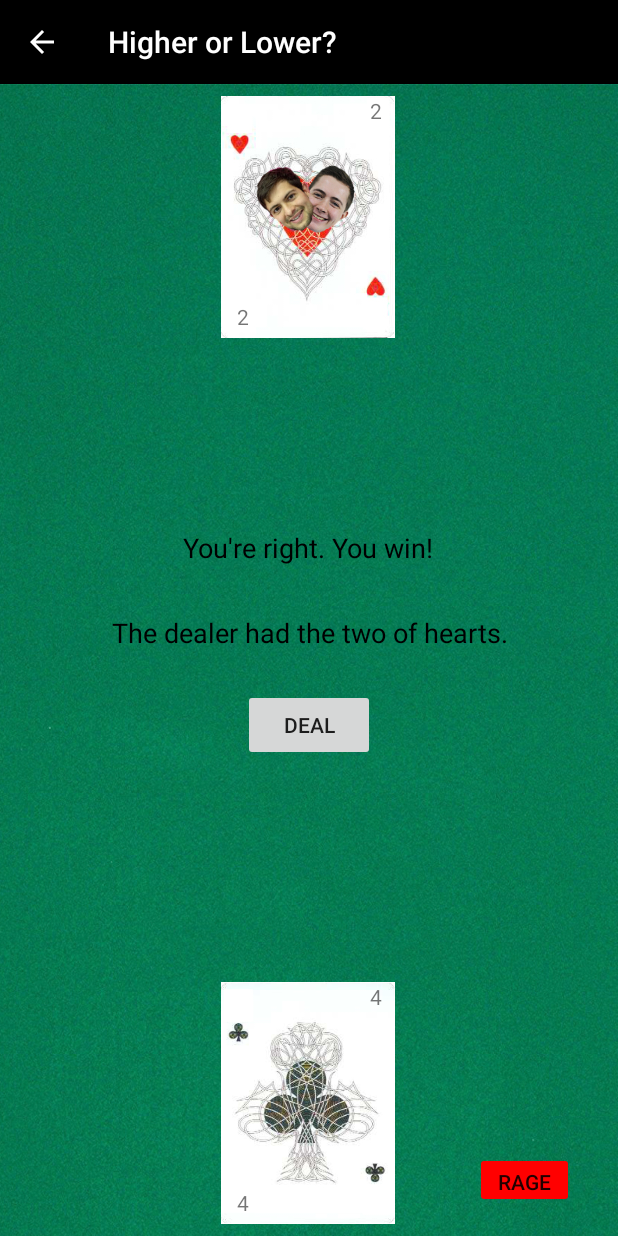
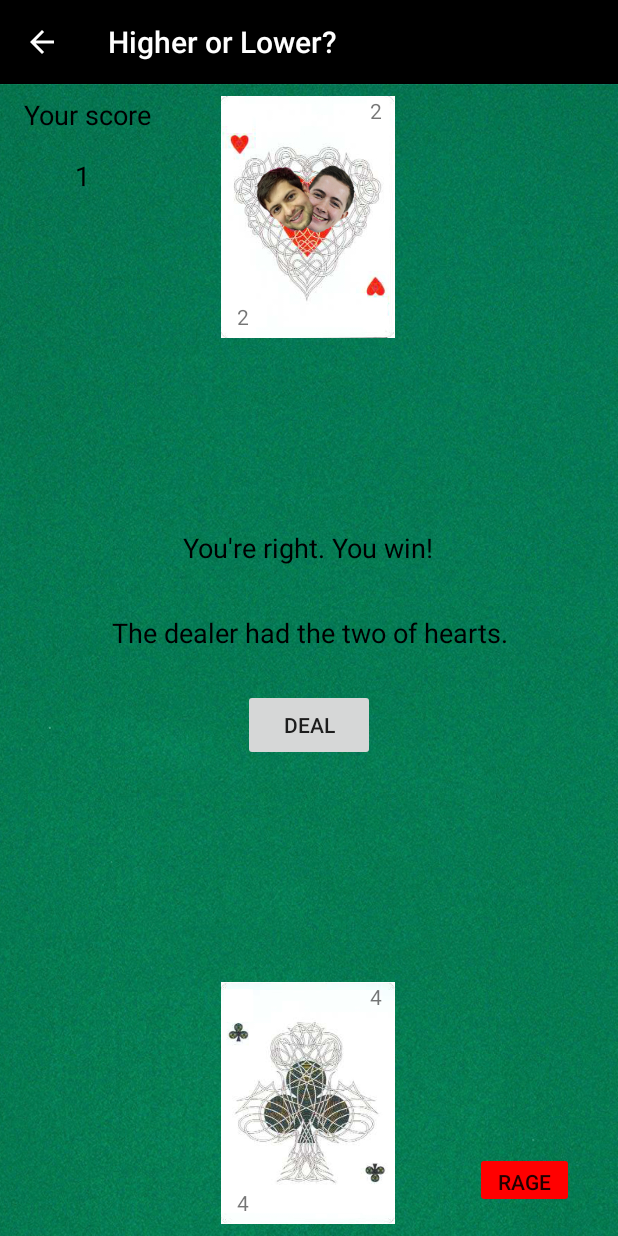
Before and after one commit to simonanger/cardGamesAndroidProject, an Android app: the AdvancedHighLowActivity screen opened directly, with no data from a screen before it, after a tap on "HIGHER", on a phone screen of 412 x 824 dp. Run offline under Robolectric (Android 15) with nearby library versions, the phone set to English and light mode, and no system bars; 2 other taps on this screen came first.

Commit message:
implemented score in highlow

```diff
--- a/CardGames/app/src/main/java/com/example/simonanger/cardgames/AdvancedHighLow.java
+++ b/CardGames/app/src/main/java/com/example/simonanger/cardgames/AdvancedHighLow.java
@@ -14,6 +14,8 @@ public class AdvancedHighLow implements Game {
     boolean isHigher;
     boolean playersChoice;
 
+    int playersPoints;
+
         public AdvancedHighLow(Deck deck, PlayingDealer dealer, Player player) {
             this.deck = deck;
             this.dealer = dealer;
@@ -22,6 +24,7 @@ public class AdvancedHighLow implements Game {
             dealerScore = 0;
             this.isHigher = false;
             this.playersChoice = false;
+            playersPoints = 0;
 
         }
 
@@ -77,17 +80,21 @@ public class AdvancedHighLow implements Game {
             }
 
             if (playersChoice == true && isHigher == true) {
+                playersPoints += 1;
                 return 1;
             }
 
             if (playersChoice == false && isHigher == false) {
+                playersPoints += 1;
                 return 1;
             }
 
             if (playersChoice == false && isHigher == true) {
+//                playersPoints -= 1;
                 return 2;
             }
             else {
+//                playersPoints -= 1;
                 return 2;
             }
 
--- a/CardGames/app/src/main/java/com/example/simonanger/cardgames/AdvancedHighLowActivity.java
+++ b/CardGames/app/src/main/java/com/example/simonanger/cardgames/AdvancedHighLowActivity.java
@@ -30,6 +30,7 @@ public class AdvancedHighLowActivity extends AppCompatActivity {
     TextView playerCardTextDown;
     TextView dealerCardTextUp;
     TextView dealerCardTextDown;
+    TextView highLowScoreCount;
 
     ImageView playersCardImage;
     ImageView dealersCardImage;
@@ -103,6 +104,8 @@ public class AdvancedHighLowActivity extends AppCompatActivity {
         dealerCardTextDown = (TextView) findViewById(R.id.dealerCardTextDown);
 
         rageButton = (Button) findViewById(R.id.rageButton);
+
+        highLowScoreCount = (TextView) findViewById(R.id.highLowScoreCount);
 
     }
 
@@ -221,6 +224,8 @@ public class AdvancedHighLowActivity extends AppCompatActivity {
         higherButton.setVisibility(View.GONE);
         lowerButton.setVisibility(View.GONE);
 
+        highLowScoreCount.setText(String.valueOf(game.playersPoints));
+
         player.emptyHand();
         dealer.emptyHand();
     }
--- a/CardGames/app/src/main/res/layout/activity_advanced_high_low.xml
+++ b/CardGames/app/src/main/res/layout/activity_advanced_high_low.xml
@@ -206,5 +206,42 @@
         app:layout_constraintTop_toTopOf="parent"
         app:layout_constraintVertical_bias="0.985" />
 
+    <TextView
+        android:id="@+id/textView"
+        android:layout_width="wrap_content"
+        android:layout_height="wrap_content"
+        android:layout_marginBottom="8dp"
+        android:layout_marginLeft="8dp"
+        android:layout_marginRight="8dp"
+        android:layout_marginTop="8dp"
+        android:text="@string/highLowScore"
+        android:textAlignment="center"
+        android:textColor="#000000"
+        android:textSize="18sp"
+        app:layout_constraintBottom_toBottomOf="parent"
+        app:layout_constraintHorizontal_bias="0.025"
+        app:layout_constraintLeft_toLeftOf="parent"
+        app:layout_constraintRight_toRightOf="parent"
+        app:layout_constraintTop_toTopOf="parent"
+        app:layout_constraintVertical_bias="0.0" />
+
+    <TextView
+        android:id="@+id/highLowScoreCount"
+        android:layout_width="wrap_content"
+        android:layout_height="wrap_content"
+        android:layout_marginBottom="8dp"
+        android:layout_marginLeft="8dp"
+        android:layout_marginRight="8dp"
+        android:layout_marginTop="8dp"
+        android:textAlignment="center"
+        android:textColor="#000000"
+        android:textSize="18sp"
+        app:layout_constraintBottom_toBottomOf="parent"
+        app:layout_constraintHorizontal_bias="0.108"
+        app:layout_constraintLeft_toLeftOf="parent"
+        app:layout_constraintRight_toRightOf="parent"
+        app:layout_constraintTop_toTopOf="parent"
+        app:layout_constraintVertical_bias="0.056" />
+
 
 </android.support.constraint.ConstraintLayout>
--- a/CardGames/app/src/main/res/values/strings.xml
+++ b/CardGames/app/src/main/res/values/strings.xml
@@ -22,4 +22,5 @@
     <string name="higher">Higher</string>
     <string name="lower">Lower</string>
     <string name="rage">Rage</string>
+    <string name="highLowScore">Your score</string>
 </resources>
```
